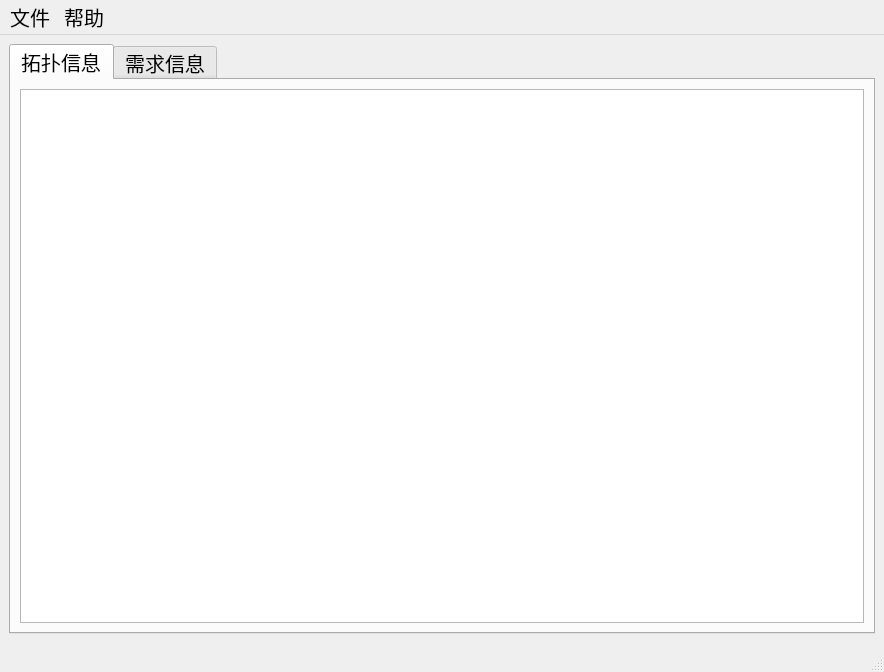
Qt form GUI/qkdsim.ui (shenzuzhenwang/QKDSim) before a commit.
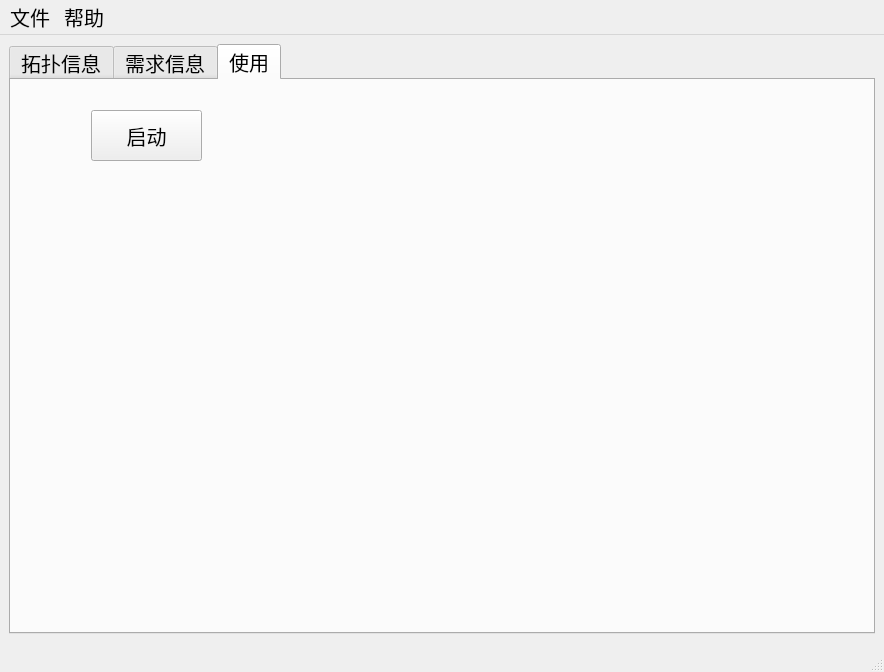
The same form after that commit. The open tabs and pages were chosen to show the change.

```diff
--- a/GUI/qkdsim.ui
+++ b/GUI/qkdsim.ui
@@ -58,6 +58,24 @@
         </item>
        </layout>
       </widget>
+      <widget class="QWidget" name="tab_3">
+       <attribute name="title">
+        <string>使用</string>
+       </attribute>
+       <widget class="QPushButton" name="bt_start">
+        <property name="geometry">
+         <rect>
+          <x>80</x>
+          <y>30</y>
+          <width>111</width>
+          <height>51</height>
+         </rect>
+        </property>
+        <property name="text">
+         <string>启动</string>
+        </property>
+       </widget>
+      </widget>
      </widget>
     </item>
    </layout>
```
